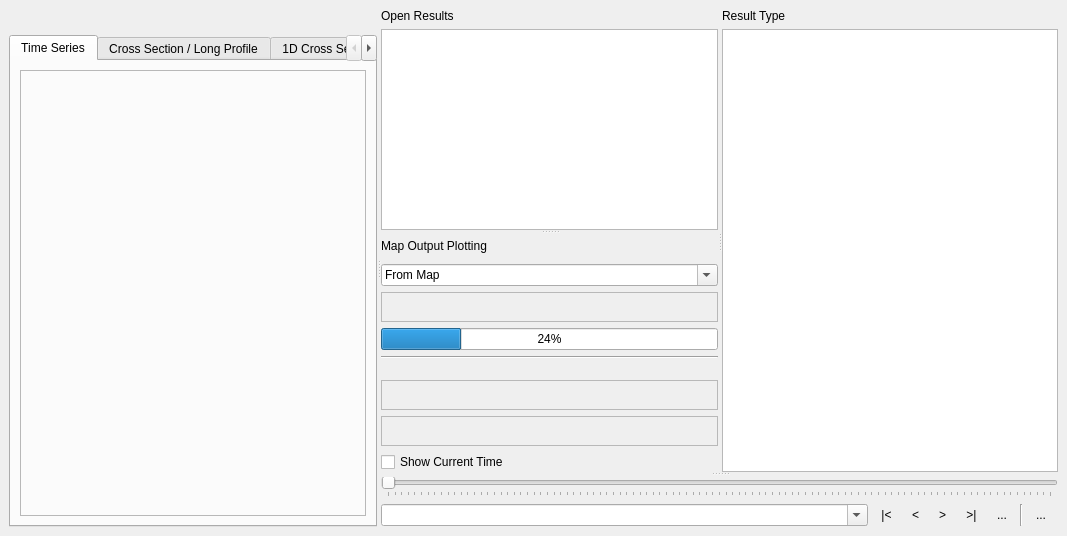
First picture: the form in tuflow/forms/tuflow_plotting_dock.ui, repository TUFLOW-Support/QGIS-TUFLOW-Plugin, before the edit.
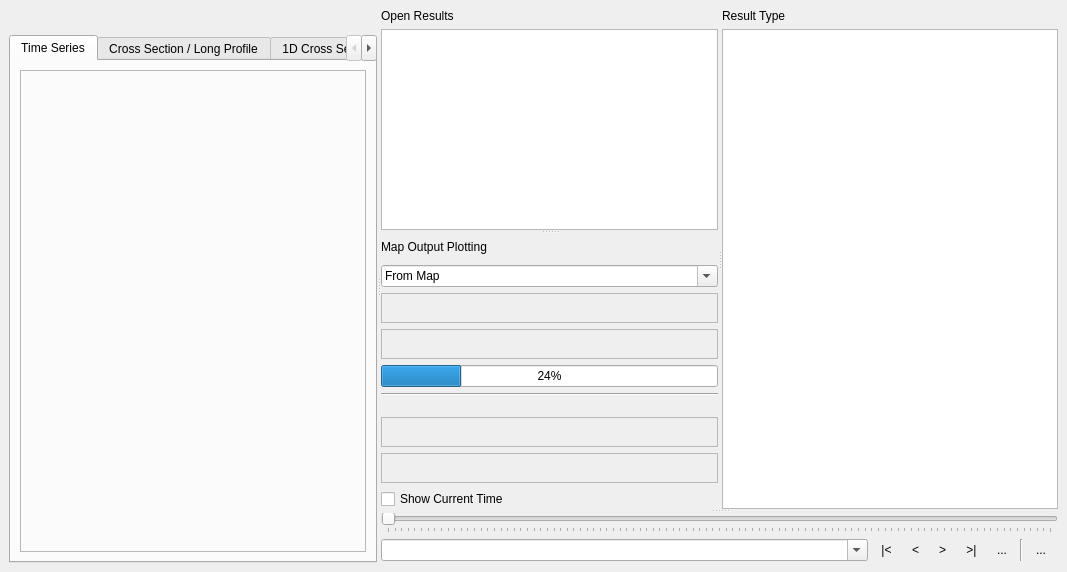
Second picture: the form after the edit. Icons and pictures are not drawn. Custom widgets are drawn as their Qt base class.

Patch:
```diff
--- a/tuflow/forms/tuflow_plotting_dock.ui
+++ b/tuflow/forms/tuflow_plotting_dock.ui
@@ -7,7 +7,7 @@
     <x>0</x>
     <y>0</y>
     <width>1067</width>
-    <height>536</height>
+    <height>572</height>
    </rect>
   </property>
   <property name="windowTitle">
@@ -236,6 +236,22 @@
                           <layout class="QHBoxLayout" name="horizontalLayout"/>
                          </widget>
                         </item>
+                        <item>
+                         <widget class="QFrame" name="mesh3DToolbar">
+                          <property name="minimumSize">
+                           <size>
+                            <width>100</width>
+                            <height>30</height>
+                           </size>
+                          </property>
+                          <property name="frameShape">
+                           <enum>QFrame::StyledPanel</enum>
+                          </property>
+                          <property name="frameShadow">
+                           <enum>QFrame::Raised</enum>
+                          </property>
+                         </widget>
+                        </item>
                         <item>
                          <widget class="QProgressBar" name="progressBar">
                           <property name="value">
```
